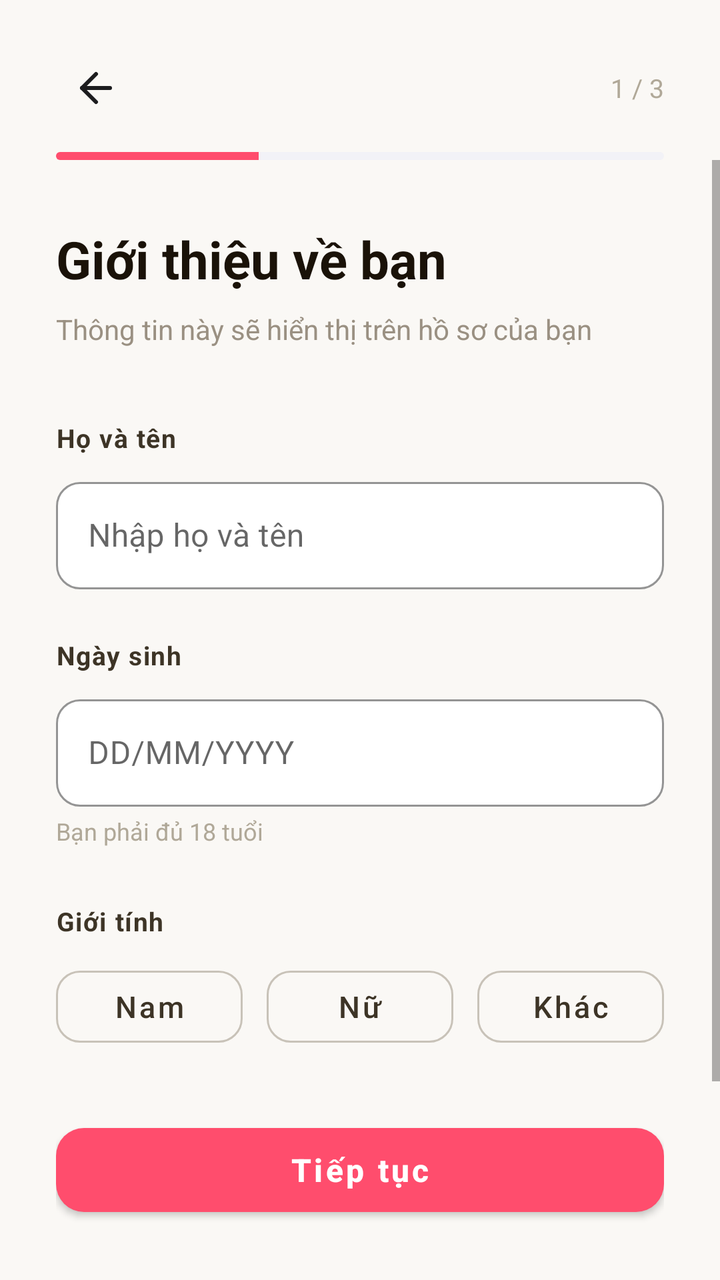
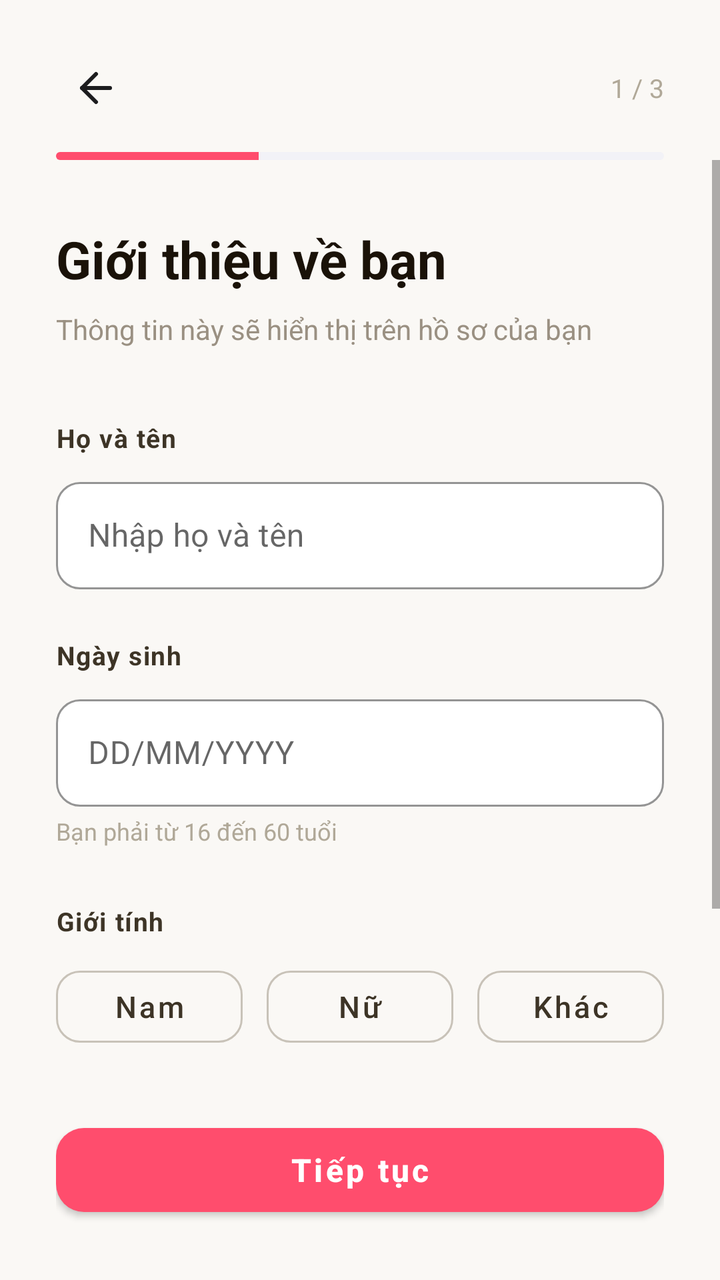

Screens rendered from an Android XML layout before and after an edit, with the pre-edit source and the edit as a unified diff.
<!-- AndroidManifest.xml: application theme Theme.Weconnect -->
<!-- res/layout/activity_onboarding_personal_info.xml -->
<?xml version="1.0" encoding="utf-8"?>
<LinearLayout xmlns:android="http://schemas.android.com/apk/res/android"
    xmlns:app="http://schemas.android.com/apk/res-auto"
    android:layout_width="match_parent"
    android:layout_height="match_parent"
    android:background="#FAF8F5"
    android:orientation="vertical">

    
    <LinearLayout
        android:layout_width="match_parent"
        android:layout_height="wrap_content"
        android:orientation="vertical"
        android:paddingHorizontal="28dp"
        android:paddingTop="16dp">

        
        <LinearLayout
            android:layout_width="match_parent"
            android:layout_height="wrap_content"
            android:layout_marginTop="8dp"
            android:gravity="center_vertical"
            android:orientation="horizontal">

            <ImageView
                android:id="@+id/ivBack"
                android:layout_width="40dp"
                android:layout_height="40dp"
                android:background="?attr/selectableItemBackgroundBorderless"
                android:contentDescription="Quay lại"
                android:padding="8dp"
                android:src="@drawable/ic_back" />

            <View
                android:layout_width="0dp"
                android:layout_height="0dp"
                android:layout_weight="1" />

            <TextView
                android:layout_width="wrap_content"
                android:layout_height="wrap_content"
                android:text="1 / 3"
                android:textColor="#B0A898"
                android:textSize="13sp" />
        </LinearLayout>

        
        <ProgressBar
            android:id="@+id/progressBar"
            style="?android:attr/progressBarStyleHorizontal"
            android:layout_width="match_parent"
            android:layout_height="4dp"
            android:layout_marginTop="12dp"
            android:max="3"
            android:progress="1"
            android:progressDrawable="@drawable/progress_bar_pink" />

    </LinearLayout>

    
    <ScrollView
        android:layout_width="match_parent"
        android:layout_height="0dp"
        android:layout_weight="1"
        android:fillViewport="true">

        <LinearLayout
            android:layout_width="match_parent"
            android:layout_height="wrap_content"
            android:orientation="vertical"
            android:paddingHorizontal="28dp"
            android:paddingTop="32dp"
            android:paddingBottom="24dp">

            
            <TextView
                android:layout_width="wrap_content"
                android:layout_height="wrap_content"
                android:text="Giới thiệu về bạn"
                android:textColor="#1A1208"
                android:textSize="26sp"
                android:textStyle="bold" />

            <TextView
                android:layout_width="wrap_content"
                android:layout_height="wrap_content"
                android:layout_marginTop="8dp"
                android:text="Thông tin này sẽ hiển thị trên hồ sơ của bạn"
                android:textColor="#9A9082"
                android:textSize="14sp" />

            
            <TextView
                android:layout_width="wrap_content"
                android:layout_height="wrap_content"
                android:layout_marginTop="36dp"
                android:text="Họ và tên"
                android:textColor="#3D3426"
                android:textSize="13sp"
                android:textStyle="bold"
                android:letterSpacing="0.04" />

            <com.google.android.material.textfield.TextInputLayout
                android:id="@+id/tilFullName"
                style="@style/Widget.MaterialComponents.TextInputLayout.OutlinedBox"
                android:layout_width="match_parent"
                android:layout_height="wrap_content"
                android:layout_marginTop="8dp"
                android:hint="Nhập họ và tên"
                app:boxBackgroundColor="#FFFFFF"
                app:boxCornerRadiusBottomEnd="12dp"
                app:boxCornerRadiusBottomStart="12dp"
                app:boxCornerRadiusTopEnd="12dp"
                app:boxCornerRadiusTopStart="12dp"
                app:boxStrokeColor="#D4CEC5"
                app:boxStrokeWidth="1dp"
                app:hintTextColor="#9A9082">

                <com.google.android.material.textfield.TextInputEditText
                    android:id="@+id/etFullName"
                    android:layout_width="match_parent"
                    android:layout_height="wrap_content"
                    android:inputType="textPersonName|textCapWords"
                    android:paddingVertical="16dp"
                    android:textColor="#1A1208"
                    android:textSize="16sp" />
            </com.google.android.material.textfield.TextInputLayout>

            <TextView
                android:id="@+id/tvErrorName"
                android:layout_width="match_parent"
                android:layout_height="wrap_content"
                android:layout_marginStart="4dp"
                android:layout_marginTop="4dp"
                android:textColor="#C0392B"
                android:textSize="12sp"
                android:visibility="gone" />

            
            <TextView
                android:layout_width="wrap_content"
                android:layout_height="wrap_content"
                android:layout_marginTop="24dp"
                android:text="Ngày sinh"
                android:textColor="#3D3426"
                android:textSize="13sp"
                android:textStyle="bold"
                android:letterSpacing="0.04" />

            <com.google.android.material.textfield.TextInputLayout
                android:id="@+id/tilBirthday"
                style="@style/Widget.MaterialComponents.TextInputLayout.OutlinedBox"
                android:layout_width="match_parent"
                android:layout_height="wrap_content"
                android:layout_marginTop="8dp"
                android:hint="DD/MM/YYYY"
                app:boxBackgroundColor="#FFFFFF"
                app:boxCornerRadiusBottomEnd="12dp"
                app:boxCornerRadiusBottomStart="12dp"
                app:boxCornerRadiusTopEnd="12dp"
                app:boxCornerRadiusTopStart="12dp"
                app:boxStrokeColor="#D4CEC5"
                app:boxStrokeWidth="1dp"
                app:endIconDrawable="@drawable/ic_calendar"
                app:endIconTint="#9A9082"
                app:hintTextColor="#9A9082">

                <com.google.android.material.textfield.TextInputEditText
                    android:id="@+id/etBirthday"
                    android:layout_width="match_parent"
                    android:layout_height="wrap_content"
                    android:inputType="number"
                    android:maxLength="10"
                    android:paddingVertical="16dp"
                    android:textColor="#1A1208"
                    android:textSize="16sp" />
            </com.google.android.material.textfield.TextInputLayout>

            <TextView
                android:id="@+id/tvErrorBirthday"
                android:layout_width="match_parent"
                android:layout_height="wrap_content"
                android:layout_marginStart="4dp"
                android:layout_marginTop="4dp"
                android:textColor="#C0392B"
                android:textSize="12sp"
                android:visibility="gone" />

            <TextView
                android:layout_width="wrap_content"
                android:layout_height="wrap_content"
                android:layout_marginTop="4dp"
                android:text="Bạn phải đủ 18 tuổi"
                android:textColor="#B0A898"
                android:textSize="12sp" />

            
            <TextView
                android:layout_width="wrap_content"
                android:layout_height="wrap_content"
                android:layout_marginTop="28dp"
                android:text="Giới tính"
                android:textColor="#3D3426"
                android:textSize="13sp"
                android:textStyle="bold"
                android:letterSpacing="0.04" />

            <LinearLayout
                android:layout_width="match_parent"
                android:layout_height="wrap_content"
                android:layout_marginTop="10dp"
                android:orientation="horizontal">

                <com.google.android.material.button.MaterialButton
                    android:id="@+id/btnGenderMale"
                    style="@style/Widget.MaterialComponents.Button.OutlinedButton"
                    android:layout_width="0dp"
                    android:layout_height="48dp"
                    android:layout_marginEnd="8dp"
                    android:layout_weight="1"
                    android:text="Nam"
                    android:textAllCaps="false"
                    android:textColor="#3D3426"
                    android:textSize="15sp"
                    app:backgroundTint="#00000000"
                    app:cornerRadius="12dp"
                    app:strokeColor="#C8C2B8"
                    app:strokeWidth="1dp" />

                <com.google.android.material.button.MaterialButton
                    android:id="@+id/btnGenderFemale"
                    style="@style/Widget.MaterialComponents.Button.OutlinedButton"
                    android:layout_width="0dp"
                    android:layout_height="48dp"
                    android:layout_marginStart="4dp"
                    android:layout_marginEnd="4dp"
                    android:layout_weight="1"
                    android:text="Nữ"
                    android:textAllCaps="false"
                    android:textColor="#3D3426"
                    android:textSize="15sp"
                    app:backgroundTint="#00000000"
                    app:cornerRadius="12dp"
                    app:strokeColor="#C8C2B8"
                    app:strokeWidth="1dp" />

                <com.google.android.material.button.MaterialButton
                    android:id="@+id/btnGenderOther"
                    style="@style/Widget.MaterialComponents.Button.OutlinedButton"
                    android:layout_width="0dp"
                    android:layout_height="48dp"
                    android:layout_marginStart="8dp"
                    android:layout_weight="1"
                    android:text="Khác"
                    android:textAllCaps="false"
                    android:textColor="#3D3426"
                    android:textSize="15sp"
                    app:backgroundTint="#00000000"
                    app:cornerRadius="12dp"
                    app:strokeColor="#C8C2B8"
                    app:strokeWidth="1dp" />

            </LinearLayout>

            <TextView
                android:id="@+id/tvErrorGender"
                android:layout_width="match_parent"
                android:layout_height="wrap_content"
                android:layout_marginStart="4dp"
                android:layout_marginTop="4dp"
                android:textColor="#C0392B"
                android:textSize="12sp"
                android:visibility="gone" />

        </LinearLayout>
    </ScrollView>

    
    <LinearLayout
        android:layout_width="match_parent"
        android:layout_height="wrap_content"
        android:background="#FAF8F5"
        android:orientation="vertical"
        android:paddingHorizontal="28dp"
        android:paddingTop="12dp"
        android:paddingBottom="28dp">

        <com.google.android.material.button.MaterialButton
            android:id="@+id/btnContinue"
            android:layout_width="match_parent"
            android:layout_height="54dp"
            android:text="Tiếp tục"
            android:textAllCaps="false"
            android:textColor="#FFFFFF"
            android:textSize="16sp"
            android:textStyle="bold"
            app:backgroundTint="@color/primary_pink"
            app:cornerRadius="14dp"
            app:elevation="0dp" />
    </LinearLayout>

</LinearLayout>
<!-- resources referenced by this layout -->
<resources>
  <color name="primary_pink">#FF4D6D</color>
  <!-- drawable ic_calendar (drawable) -->
  <?xml version="1.0" encoding="utf-8"?>
  <vector xmlns:android="http://schemas.android.com/apk/res/android"
      android:width="24dp"
      android:height="24dp"
      android:viewportWidth="24"
      android:viewportHeight="24">
      <path
          android:fillColor="#000000"
          android:pathData="M19,3h-1V1h-2v2H8V1H6v2H5C3.89,3 3.01,3.9 3.01,5L3,19c0,1.1 0.89,2 2,2h14c1.1,0 2,-0.9 2,-2V5c0,-1.1 -0.9,-2 -2,-2zM19,19H5V8h14v11zM7,10h5v5H7z" />
  </vector>
  <!-- drawable progress_bar_pink (drawable) -->
  <?xml version="1.0" encoding="utf-8"?>
  <layer-list xmlns:android="http://schemas.android.com/apk/res/android">
      <item android:id="@android:id/background">
          <shape android:shape="rectangle">
              <corners android:radius="4dp" />
              <solid android:color="#F2F2F7" />
          </shape>
      </item>
      <item android:id="@android:id/progress">
          <clip>
              <shape android:shape="rectangle">
                  <corners android:radius="4dp" />
                  <solid android:color="#FF4D6D" />
              </shape>
          </clip>
      </item>
  </layer-list>
  <style name="Theme.Weconnect" parent="Theme.MaterialComponents.DayNight.NoActionBar">
          <item name="materialAlertDialogTheme">@style/Dialog.App</item>
      </style>
  <style name="Dialog.App" parent="ThemeOverlay.MaterialComponents.MaterialAlertDialog">
          <item name="alertDialogStyle">@style/MaterialAlertDialog.App</item>
          <item name="buttonBarNegativeButtonStyle">@style/Dialog.App.ButtonNegative</item>
          <item name="buttonBarPositiveButtonStyle">@style/Dialog.App.ButtonPositive</item>
          <item name="buttonBarNeutralButtonStyle">@style/Dialog.App.ButtonNeutral</item>
      </style>
  <style name="MaterialAlertDialog.App" parent="MaterialAlertDialog.MaterialComponents">
          <item name="shapeAppearance">@style/ShapeAppearance.App.Dialog</item>
      </style>
  <style name="Dialog.App.ButtonNegative" parent="Widget.MaterialComponents.Button.TextButton.Dialog">
          <item name="android:textColor">@color/primary_pink</item>
          <item name="android:fontFamily">sans-serif-medium</item>
      </style>
  <style name="Dialog.App.ButtonPositive" parent="Widget.MaterialComponents.Button.TextButton.Dialog">
          <item name="android:textColor">@color/primary_pink</item>
          <item name="android:textStyle">bold</item>
          <item name="android:fontFamily">sans-serif-medium</item>
      </style>
  <style name="Dialog.App.ButtonNeutral" parent="Widget.MaterialComponents.Button.TextButton.Dialog">
          <item name="android:textColor">@color/text_secondary</item>
          <item name="android:fontFamily">sans-serif-medium</item>
      </style>
  <style name="ShapeAppearance.App.Dialog" parent="">
          <item name="cornerFamily">rounded</item>
          <item name="cornerSize">20dp</item>
      </style>
  <color name="text_secondary">#757575</color>
  <!-- unchanged entries left out for length: 1 -->
</resources>

<!-- the commit's change to res/layout/activity_onboarding_personal_info.xml (unified diff, before → after) -->
@@ -190,7 +190,7 @@
                 android:layout_width="wrap_content"
                 android:layout_height="wrap_content"
                 android:layout_marginTop="4dp"
-                android:text="Bạn phải đủ 18 tuổi"
+                android:text="Bạn phải từ 16 đến 60 tuổi"
                 android:textColor="#B0A898"
                 android:textSize="12sp" />
 
@@ -272,6 +272,59 @@
                 android:textSize="12sp"
                 android:visibility="gone" />
 
+            
+            <TextView
+                android:layout_width="wrap_content"
+                android:layout_height="wrap_content"
+                android:layout_marginTop="24dp"
+                android:letterSpacing="0.04"
+                android:text="Địa chỉ"
+                android:textColor="#3D3426"
+                android:textSize="13sp"
+                android:textStyle="bold" />
+
+            <com.google.android.material.textfield.TextInputLayout
+                android:id="@+id/tilProvince"
+                style="@style/Widget.MaterialComponents.TextInputLayout.OutlinedBox"
+                android:layout_width="match_parent"
+                android:layout_height="wrap_content"
+                android:layout_marginTop="8dp"
+                android:hint="Chọn tỉnh/thành phố"
+                app:boxBackgroundColor="#FFFFFF"
+                app:boxCornerRadiusBottomEnd="12dp"
+                app:boxCornerRadiusBottomStart="12dp"
+                app:boxCornerRadiusTopEnd="12dp"
+                app:boxCornerRadiusTopStart="12dp"
+                app:boxStrokeColor="#D4CEC5"
+                app:boxStrokeWidth="1dp"
+                app:endIconDrawable="@drawable/ic_arrow_drop_down"
+                app:endIconMode="custom"
+                app:endIconTint="#7A7268"
+                app:hintTextColor="#9A9082">
+
+                <com.google.android.material.textfield.TextInputEditText
+                    android:id="@+id/etProvince"
+                    android:layout_width="match_parent"
+                    android:layout_height="wrap_content"
+                    android:clickable="true"
+                    android:cursorVisible="false"
+                    android:focusable="false"
+                    android:inputType="none"
+                    android:paddingVertical="16dp"
+                    android:textColor="#1A1208"
+                    android:textSize="16sp" />
+            </com.google.android.material.textfield.TextInputLayout>
+
+            <TextView
+                android:id="@+id/tvErrorProvince"
+                android:layout_width="match_parent"
+                android:layout_height="wrap_content"
+                android:layout_marginStart="4dp"
+                android:layout_marginTop="4dp"
+                android:textColor="#C0392B"
+                android:textSize="12sp"
+                android:visibility="gone" />
+
         </LinearLayout>
     </ScrollView>
 
<!-- resource entries referenced after the edit -->
@@ -1,6 +1,16 @@
 <!-- resources referenced by this layout -->
 <resources>
   <color name="primary_pink">#FF4D6D</color>
+  <!-- drawable ic_arrow_drop_down (drawable) -->
+  <vector xmlns:android="http://schemas.android.com/apk/res/android"
+      android:width="24dp"
+      android:height="24dp"
+      android:viewportWidth="24"
+      android:viewportHeight="24">
+      <path
+          android:fillColor="#7A7268"
+          android:pathData="M7,10l5,5l5,-5z" />
+  </vector>
   <!-- drawable ic_calendar (drawable) -->
   <?xml version="1.0" encoding="utf-8"?>
   <vector xmlns:android="http://schemas.android.com/apk/res/android"
